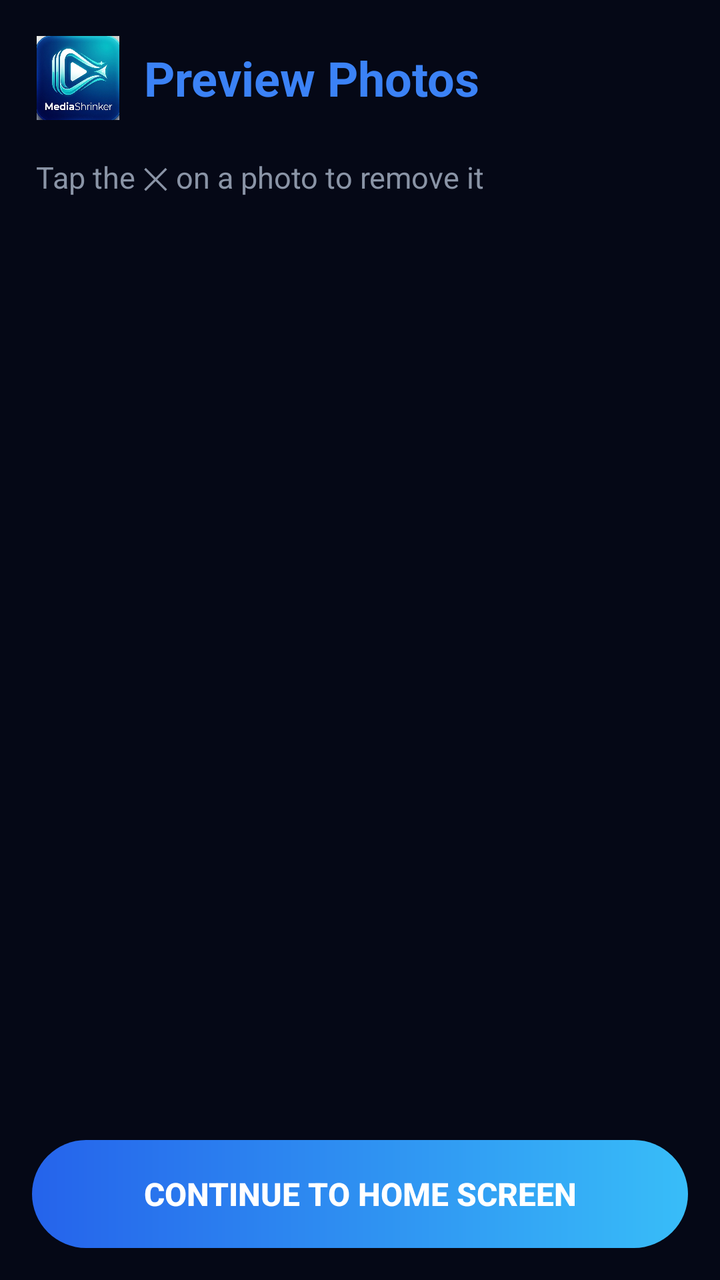
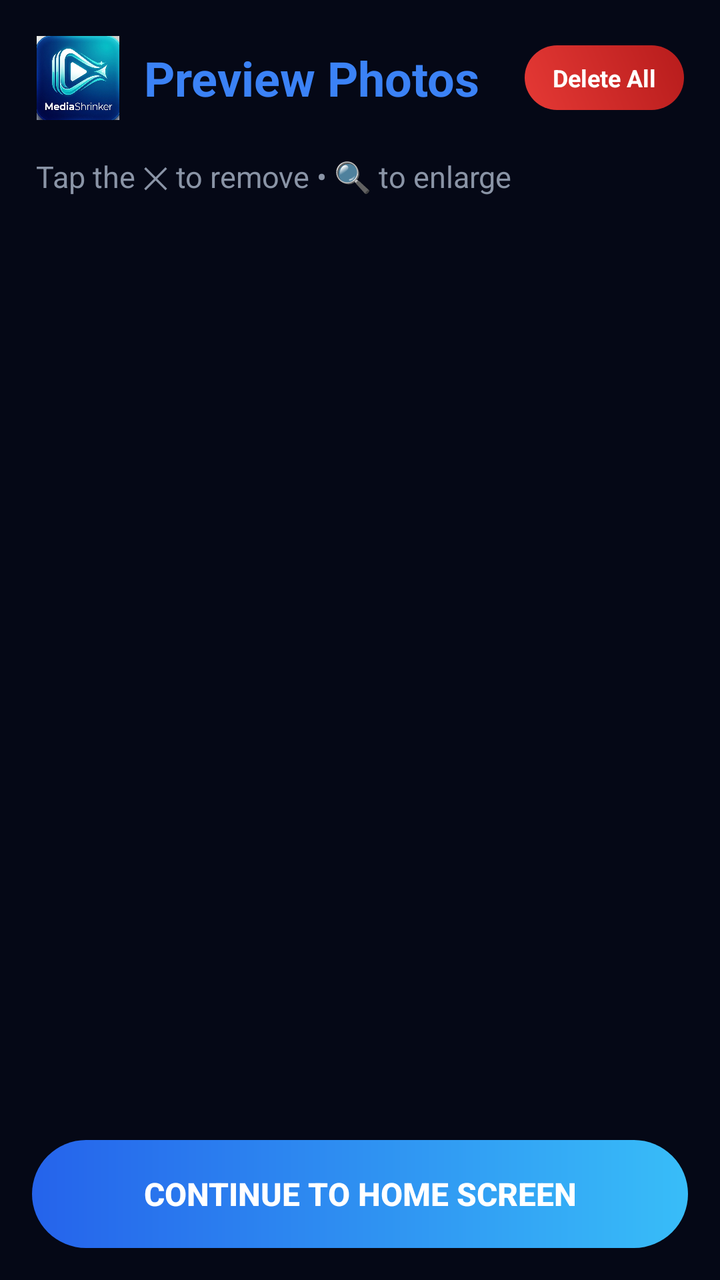

Two renders of the same Android screen: before a commit and after it. Below are the layout's source before the change and the commit's diff.
<!-- AndroidManifest.xml: application theme AppTheme -->
<!-- res/layout/activity_photo_preview.xml -->
<?xml version="1.0" encoding="utf-8"?>
<LinearLayout
    xmlns:android="http://schemas.android.com/apk/res/android"
    xmlns:app="http://schemas.android.com/apk/res-auto"
    android:layout_width="match_parent"
    android:layout_height="match_parent"
    android:orientation="vertical"
    android:background="#050816">

    

    <LinearLayout
        android:layout_width="match_parent"
        android:layout_height="wrap_content"
        android:padding="18dp"
        android:orientation="horizontal"
        android:gravity="center_vertical">

        <ImageView
            android:layout_width="42dp"
            android:layout_height="42dp"
            android:src="@drawable/ic_ms"/>

        <TextView
            android:layout_width="wrap_content"
            android:layout_height="wrap_content"
            android:text="  Preview Photos"
            android:textColor="#3B82F6"
            android:textStyle="bold"
            android:textSize="24sp"/>
    </LinearLayout>

    

    <TextView
        android:id="@+id/previewCountText"
        android:layout_width="wrap_content"
        android:layout_height="wrap_content"
        android:text="Tap the ✕ on a photo to remove it"
        android:textColor="#8A94A6"
        android:textSize="15sp"
        android:layout_marginLeft="18dp"
        android:layout_marginBottom="14dp"/>

    

    <androidx.recyclerview.widget.RecyclerView
        android:id="@+id/previewRecyclerView"
        android:layout_width="match_parent"
        android:layout_height="0dp"
        android:layout_weight="1"
        android:padding="8dp"
        app:layoutManager="androidx.recyclerview.widget.GridLayoutManager"
        app:spanCount="3"/>

    

    <Button
        android:id="@+id/continueToHomeButton"
        android:layout_width="match_parent"
        android:layout_height="54dp"
        android:layout_margin="16dp"
        android:text="CONTINUE TO HOME SCREEN"
        android:textAllCaps="false"
        android:textColor="#FFFFFF"
        android:textSize="16sp"
        android:textStyle="bold"
        android:background="@drawable/button_bg"
        android:stateListAnimator="@null"/>

</LinearLayout>
<!-- resources referenced by this layout -->
<resources>
  <!-- drawable button_bg (drawable) -->
  <?xml version="1.0" encoding="utf-8"?>
  <shape xmlns:android="http://schemas.android.com/apk/res/android">
  
      <gradient
          android:startColor="#2563EB"
          android:endColor="#38BDF8"
          android:angle="0"/>
  
      <corners android:radius="30dp"/>
  
  </shape>
  <!-- drawable ic_ms: png bitmap (drawable, 386313 bytes) -->
  <style name="AppTheme" parent="Theme.AppCompat.Light.NoActionBar">
  
          <item name="colorPrimary">#050816</item>
  
          <item name="colorPrimaryDark">#050816</item>
  
          <item name="colorAccent">#3B82F6</item>
  
      </style>
</resources>

<!-- the commit's change to res/layout/activity_photo_preview.xml (unified diff, before → after) -->
@@ -22,12 +22,29 @@
             android:src="@drawable/ic_ms"/>
 
         <TextView
-            android:layout_width="wrap_content"
+            android:layout_width="0dp"
             android:layout_height="wrap_content"
+            android:layout_weight="1"
             android:text="  Preview Photos"
             android:textColor="#3B82F6"
             android:textStyle="bold"
             android:textSize="24sp"/>
+
+        <TextView
+            android:id="@+id/deleteAllBtn"
+            android:layout_width="wrap_content"
+            android:layout_height="wrap_content"
+            android:text="Delete All"
+            android:textAllCaps="false"
+            android:textColor="#FFFFFF"
+            android:textSize="12sp"
+            android:textStyle="bold"
+            android:paddingLeft="14dp"
+            android:paddingRight="14dp"
+            android:paddingTop="8dp"
+            android:paddingBottom="8dp"
+            android:background="@drawable/btn_cancel_bg" />
+
     </LinearLayout>
 
     
@@ -36,11 +53,69 @@
         android:id="@+id/previewCountText"
         android:layout_width="wrap_content"
         android:layout_height="wrap_content"
-        android:text="Tap the ✕ on a photo to remove it"
+        android:text="Tap the ✕ to remove • 🔍 to enlarge"
         android:textColor="#8A94A6"
         android:textSize="15sp"
         android:layout_marginLeft="18dp"
         android:layout_marginBottom="14dp"/>
+
+    
+
+    <LinearLayout
+        android:id="@+id/deleteSelectionBar"
+        android:layout_width="match_parent"
+        android:layout_height="wrap_content"
+        android:orientation="horizontal"
+        android:gravity="center_vertical"
+        android:padding="12dp"
+        android:layout_marginLeft="12dp"
+        android:layout_marginRight="12dp"
+        android:layout_marginBottom="10dp"
+        android:background="@drawable/save_option_bg_selected"
+        android:visibility="gone">
+
+        <TextView
+            android:id="@+id/deleteSelectionText"
+            android:layout_width="0dp"
+            android:layout_height="wrap_content"
+            android:layout_weight="1"
+            android:text="Delete selected images?"
+            android:textColor="#FFFFFF"
+            android:textSize="13sp"
+            android:textStyle="bold" />
+
+        <TextView
+            android:id="@+id/deleteSelectionNoBtn"
+            android:layout_width="wrap_content"
+            android:layout_height="wrap_content"
+            android:text="No"
+            android:textAllCaps="false"
+            android:textColor="#FFFFFF"
+            android:textSize="12sp"
+            android:textStyle="bold"
+            android:paddingLeft="14dp"
+            android:paddingRight="14dp"
+            android:paddingTop="7dp"
+            android:paddingBottom="7dp"
+            android:background="@drawable/btn_cancel_bg"
+            android:layout_marginRight="8dp" />
+
+        <TextView
+            android:id="@+id/deleteSelectionYesBtn"
+            android:layout_width="wrap_content"
+            android:layout_height="wrap_content"
+            android:text="Yes"
+            android:textAllCaps="false"
+            android:textColor="#FFFFFF"
+            android:textSize="12sp"
+            android:textStyle="bold"
+            android:paddingLeft="14dp"
+            android:paddingRight="14dp"
+            android:paddingTop="7dp"
+            android:paddingBottom="7dp"
+            android:background="@drawable/button_bg" />
+
+    </LinearLayout>
 
     
 
<!-- resource entries referenced after the edit -->
@@ -1,5 +1,18 @@
 <!-- resources referenced by this layout -->
 <resources>
+  <!-- drawable btn_cancel_bg (drawable) -->
+  <?xml version="1.0" encoding="utf-8"?>
+  <shape xmlns:android="http://schemas.android.com/apk/res/android">
+  
+      <gradient
+          android:startColor="#E53935"
+          android:endColor="#B71C1C"
+          android:angle="45"/>
+  
+      <corners
+          android:radius="18dp"/>
+  
+  </shape>
   <!-- drawable button_bg (drawable) -->
   <?xml version="1.0" encoding="utf-8"?>
   <shape xmlns:android="http://schemas.android.com/apk/res/android">
@@ -13,6 +26,19 @@
   
   </shape>
   <!-- drawable ic_ms: png bitmap (drawable, 386313 bytes) -->
+  <!-- drawable save_option_bg_selected (drawable) -->
+  <?xml version="1.0" encoding="utf-8"?>
+  <shape xmlns:android="http://schemas.android.com/apk/res/android">
+  
+      <solid android:color="#0A1020"/>
+  
+      <corners android:radius="12dp"/>
+  
+      <stroke
+          android:width="2dp"
+          android:color="#3B82F6"/>
+  
+  </shape>
   <style name="AppTheme" parent="Theme.AppCompat.Light.NoActionBar">
   
           <item name="colorPrimary">#050816</item>
